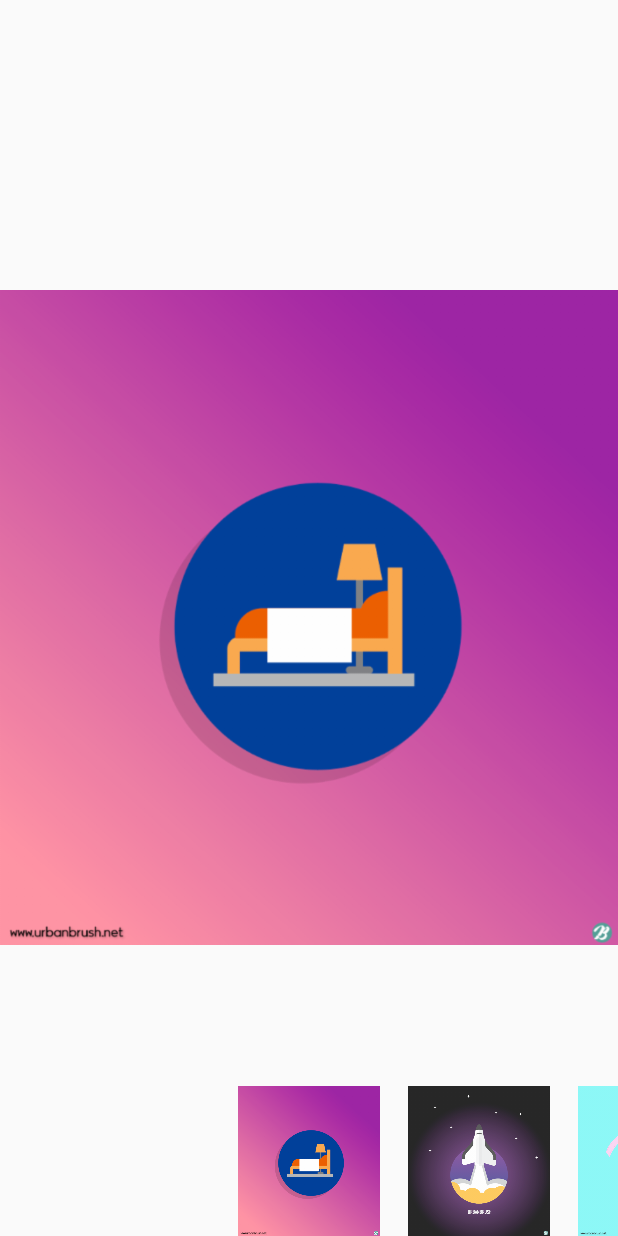
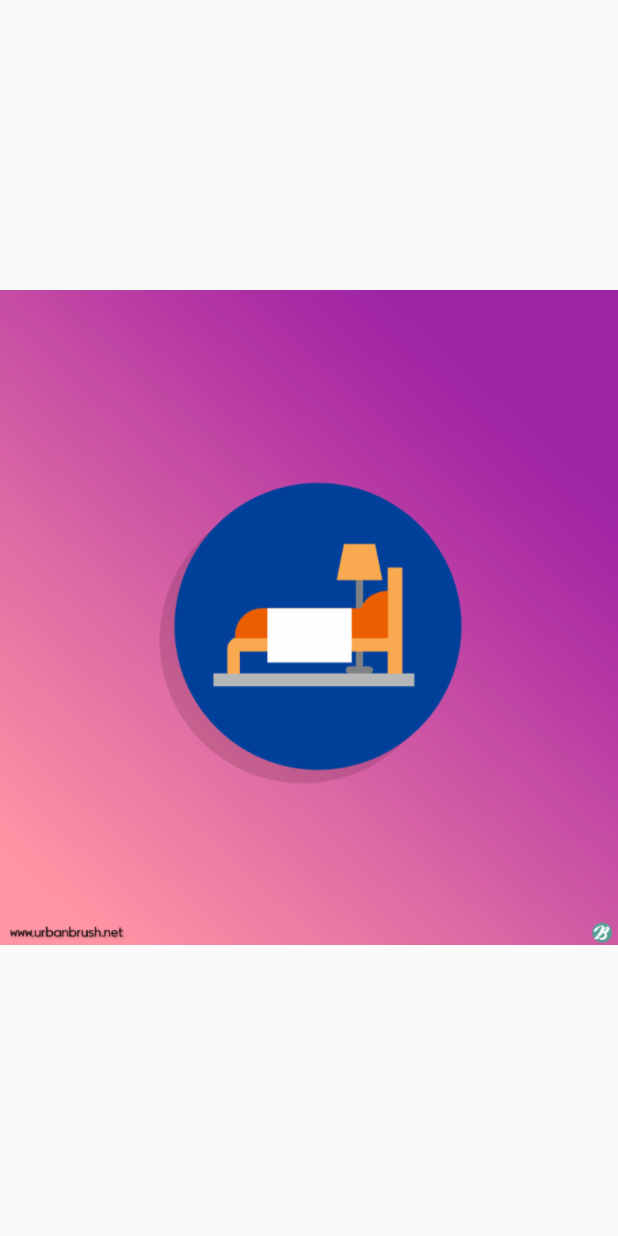
Before and after one commit to ddiddu/mc_week1_final, an Android app: the FullScreenActivity2 screen opened directly, with no data from a screen before it, on a phone screen of 412 x 824 dp. Run offline under Robolectric (Android 15) with nearby library versions, the phone set to English and light mode, and no system bars; libraries missing offline, so code that uses them is left out: com.davemorrissey.labs; 5 statements that could not run were skipped.

Commit message:
여기까지 하고 내일~

```diff
--- a/app/build.gradle
+++ b/app/build.gradle
@@ -37,6 +37,6 @@ dependencies {
     implementation 'com.karumi:dexter:5.0.0'
     implementation 'com.google.android.material:material:1.0.0'
 
-    implementation 'com.google.android.material:material:1.2.0-alpha02' //material design
-    implementation 'com.makeramen:roundedimageview:2.3.0' //rounded image view
+    implementation 'com.google.android.material:material:1.2.0-alpha03' //material design
+    implementation 'com.makeramen:roundedimageview:2.3.0'//rounded image view
 }
--- a/app/src/main/AndroidManifest.xml
+++ b/app/src/main/AndroidManifest.xml
@@ -13,7 +13,8 @@
         android:roundIcon="@mipmap/ic_launcher_round"
         android:supportsRtl="true"
         android:theme="@style/AppTheme.NoActionBar">
-        <activity android:name=".PlayerActivity"></activity>
+        <activity android:name=".PlayerActivity"
+            android:theme="@style/BottomSheetDialogTheme"></activity>
         <activity android:name=".FullScreenActivity3" />
         <activity android:name=".FullScreenActivity2" />
         <activity android:name=".FullScreenActivity" />
--- a/app/src/main/java/com/example/mc_week1_final/FullScreenActivity2.java
+++ b/app/src/main/java/com/example/mc_week1_final/FullScreenActivity2.java
@@ -1,14 +1,17 @@
 package com.example.mc_week1_final;
 
 import androidx.appcompat.app.AppCompatActivity;
+import androidx.viewpager.widget.ViewPager;
 
 import android.app.Activity;
 import android.content.Context;
 import android.content.Intent;
 import android.os.Bundle;
+import android.provider.ContactsContract;
 import android.view.View;
 import android.view.ViewGroup;
 import android.view.animation.AnimationUtils;
+import android.widget.Adapter;
 import android.widget.AdapterView;
 import android.widget.BaseAdapter;
 import android.widget.Gallery;
@@ -30,6 +33,7 @@ public class FullScreenActivity2 extends Activity implements ViewSwitcher.ViewFa
             R.drawable.__________ai________free_yoga_posture_vector_, R.drawable._________ai________free_cake_image_vector_, R.drawable._________ai________free_cake_vector_download_,
             R.drawable._________ai________free_hot_air_balloon_vector_, R.drawable.________ai________free_liquid_medicine_vector_
     };
+    ViewPager viewPager;
 
     @Override
     protected void onCreate(Bundle savedInstanceState) {
@@ -37,7 +41,7 @@ public class FullScreenActivity2 extends Activity implements ViewSwitcher.ViewFa
         setContentView(R.layout.activity_full_screen2);
 
         context=FullScreenActivity2.this;
-        Gallery gallery=findViewById(R.id.gallery);
+        /*Gallery gallery=findViewById(R.id.gallery);
 
         final ImageSwitcher imageSwitcher=findViewById(R.id.imageSwitcher);
         imageSwitcher.setFactory(FullScreenActivity2.this);
@@ -52,6 +56,27 @@ public class FullScreenActivity2 extends Activity implements ViewSwitcher.ViewFa
             public void onItemClick(AdapterView<?> parent, View view, int position, long id) {
                 imageItem=position;
                 imageSwitcher.setImageResource(images[position]);
+            }
+        });*/
+        viewPager=(ViewPager)findViewById(R.id.myViewPager);
+
+        final ImageSwitcher imageSwitcher=findViewById(R.id.imageSwitcher);
+        imageSwitcher.setFactory(FullScreenActivity2.this);
+        imageSwitcher.setInAnimation(AnimationUtils.loadAnimation(FullScreenActivity2.this, android.R.anim.fade_in));
+        imageSwitcher.setOutAnimation(AnimationUtils.loadAnimation(FullScreenActivity2.this, android.R.anim.fade_out));
+        imageSwitcher.setAlpha(Float.parseFloat("50.0"));
+
+        ViewPagerAdapter viewPagerAdapter=new ViewPagerAdapter(this);
+
+        int ID = getIntent().getIntExtra("id",1);
+
+        //viewPager.setAdapter(new ImageAdapter2(getApplicationContext()));
+        viewPager.setAdapter(viewPagerAdapter);
+        viewPager.setCurrentItem(ID);
+        viewPager.setOnClickListener(new View.OnClickListener() {
+            @Override
+            public void onClick(View v) {
+                imageSwitcher.setImageResource(images[imageItem]);
             }
         });
     }
@@ -92,7 +117,8 @@ public class FullScreenActivity2 extends Activity implements ViewSwitcher.ViewFa
             public View getView(int position, View convertView, ViewGroup parent) {
                 ImageView imageView=new ImageView(mContext);
                 imageView.setImageResource(images[position]);
-                imageView.setLayoutParams(new Gallery.LayoutParams(200,150));
+                //imageView.setLayoutParams(new Gallery.LayoutParams(200,150));
+                imageView.setLayoutParams(new ViewPager.LayoutParams(mContext,null));
                 return imageView;
             }
         }
--- a/app/src/main/java/com/example/mc_week1_final/MainActivity.java
+++ b/app/src/main/java/com/example/mc_week1_final/MainActivity.java
@@ -24,7 +24,7 @@ public class MainActivity extends AppCompatActivity {
     @Override
     protected void onCreate(Bundle savedInstanceState) {
         ask_contact_Permissions();
-        //ask_music_Permissions();
+        ask_music_Permissions();
 
         super.onCreate(savedInstanceState);
         setContentView(R.layout.activity_main);
@@ -53,11 +53,11 @@ public class MainActivity extends AppCompatActivity {
         }
     }
 
-    /*private void ask_music_Permissions() {
+    private void ask_music_Permissions() {
         if (ActivityCompat.checkSelfPermission(this, Manifest.permission.READ_EXTERNAL_STORAGE) != PackageManager.PERMISSION_GRANTED) {
             ActivityCompat.requestPermissions(this, new String[]{Manifest.permission.READ_EXTERNAL_STORAGE},1);
         }
-    }*/
+    }
 
 
     @Override
--- a/app/src/main/res/layout/activity_full_screen2.xml
+++ b/app/src/main/res/layout/activity_full_screen2.xml
@@ -7,10 +7,9 @@
     tools:context=".FullScreenActivity">
 
     <Gallery
-        android:id="@+id/gallery"
         android:layout_width="match_parent"
         android:layout_height="wrap_content"
-        android:layout_alignParentBottom="true">
+        android:id="@+id/myViewPager">
 
     </Gallery>
 
--- a/app/src/main/res/layout/activity_player.xml
+++ b/app/src/main/res/layout/activity_player.xml
@@ -7,7 +7,9 @@
     android:orientation="vertical"
     android:weightSum="10"
     tools:context=".PlayerActivity"
-    android:padding="30dp">
+    android:padding="30dp"
+    android:background="@drawable/bottom_sheet_background"
+    android:layout_marginTop="5dp">
 
     <LinearLayout
         android:layout_width="match_parent"
--- a/app/src/main/res/values/styles.xml
+++ b/app/src/main/res/values/styles.xml
@@ -19,4 +19,17 @@
     <style name="AppTheme.PopupOverlay" parent="ThemeOverlay.AppCompat.Light">
     </style>
 
+    <style name="BottomSheetDialogTheme" parent="Theme.Design.BottomSheetDialog">
+        <item name="bottomSheetStyle">@style/BottomSheetDialogTheme</item>
+        <item name="android:windowActionBar">false</item>
+        <item name="android:windowNoTitle">true</item>
+    </style>
+
+    <style name="BottomSheetStyle" parent="Widget.Design.BottomSheet.Modal">
+        <item name="android:background">@android:color/transparent</item>
+        <item name="behavior_peekHeight">100dp</item>
+        <item name="android:windowActionBar">false</item>
+        <item name="android:windowNoTitle">true</item>
+    </style>
+
 </resources>
```
Also changed, not shown: app/src/main/java/com/example/mc_week1_final/PlayerActivity.java (+7 -2 lines), app/src/main/java/com/example/mc_week1_final/ViewPagerAdapter.java (+8 -3 lines), app/src/main/res/drawable/bottom_sheet_background.xml (added, +8 -0 lines), app/src/main/res/layout/custom_layout.xml (+6 -5 lines).
